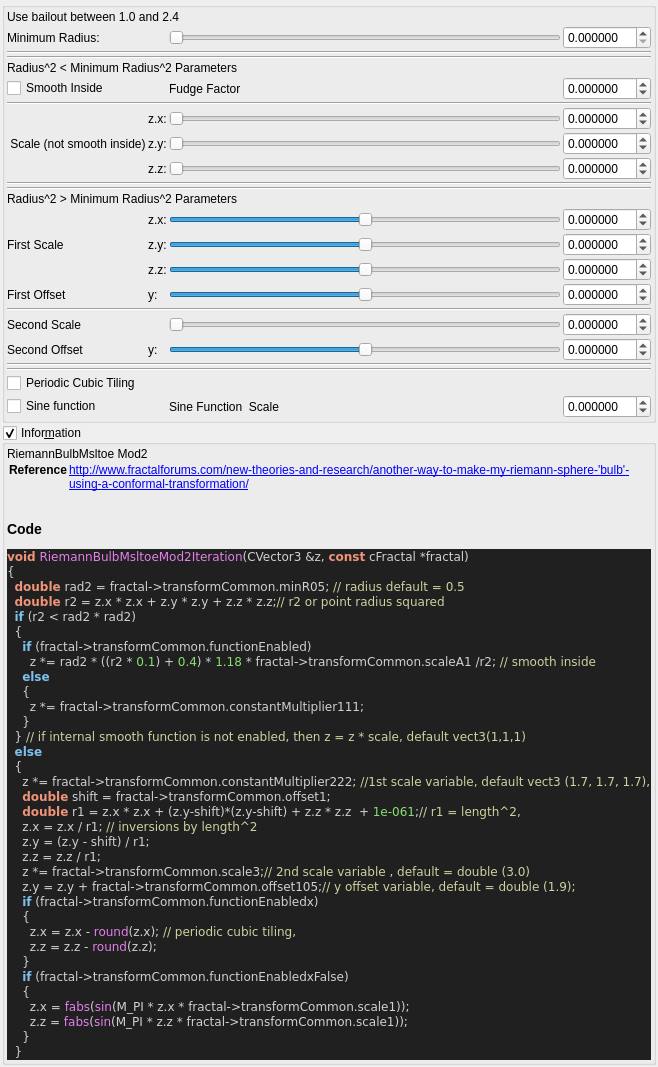
This is mandelbulber2/qt_data/fractal_riemann_bulb_msltoe_mod2.ui in buddhi1980/mandelbulber2 as Qt 5 draws it before an edit. The edited form follows.
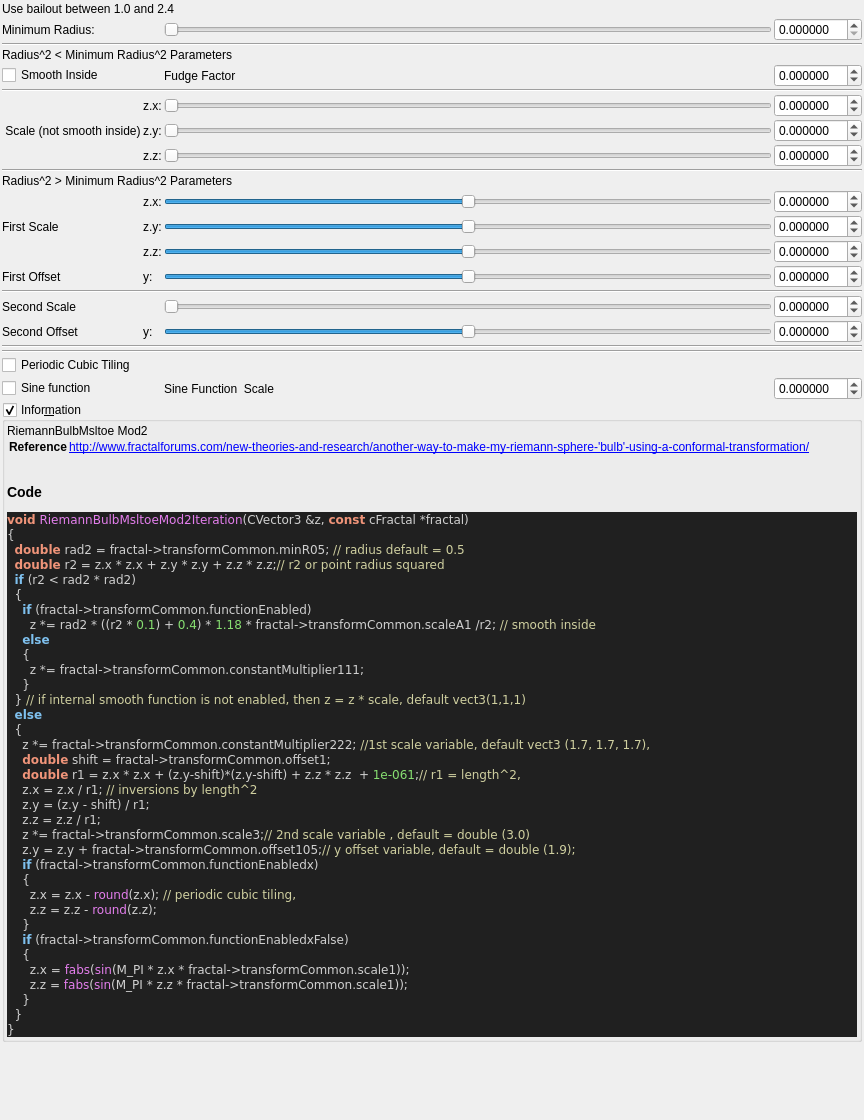
This is the edited form. Custom widgets are drawn as their Qt base class.

Commit message: cleaned up more UIs for fractal formulas

```diff
--- a/mandelbulber2/qt_data/fractal_riemann_bulb_msltoe_mod2.ui
+++ b/mandelbulber2/qt_data/fractal_riemann_bulb_msltoe_mod2.ui
@@ -6,8 +6,8 @@
    <rect>
     <x>0</x>
     <y>0</y>
-    <width>562</width>
-    <height>881</height>
+    <width>864</width>
+    <height>1120</height>
    </rect>
   </property>
   <property name="windowTitle">
@@ -30,33 +30,6 @@
     <number>2</number>
    </property>
    <item>
-    <widget class="QGroupBox" name="groupBox">
-     <property name="toolTip">
-      <string/>
-     </property>
-     <property name="title">
-      <string/>
-     </property>
-     <property name="checkable">
-      <bool>false</bool>
-     </property>
-     <layout class="QVBoxLayout" name="verticalLayout_29" stretch="0,0">
-      <property name="spacing">
-       <number>2</number>
-      </property>
-      <property name="leftMargin">
-       <number>2</number>
-      </property>
-      <property name="topMargin">
-       <number>2</number>
-      </property>
-      <property name="rightMargin">
-       <number>2</number>
-      </property>
-      <property name="bottomMargin">
-       <number>2</number>
-      </property>
-      <item>
        <widget class="QLabel" name="label_129">
         <property name="text">
          <string>Use bailout between 1.0 and 2.4</string>
@@ -68,7 +41,176 @@
         <property name="spacing">
          <number>2</number>
         </property>
-        <item row="25" column="4">
+     <item row="17" column="1" colspan="4">
+      <widget class="Line" name="line_57">
+       <property name="orientation">
+        <enum>Qt::Horizontal</enum>
+       </property>
+      </widget>
+     </item>
+     <item row="10" column="3">
+      <widget class="QSlider" name="slider3_transf_constant_multiplier_222_x">
+       <property name="sizePolicy">
+        <sizepolicy hsizetype="Expanding" vsizetype="Maximum">
+         <horstretch>0</horstretch>
+         <verstretch>0</verstretch>
+        </sizepolicy>
+       </property>
+       <property name="minimum">
+        <number>-10000000</number>
+       </property>
+       <property name="maximum">
+        <number>10000000</number>
+       </property>
+       <property name="value">
+        <number>0</number>
+       </property>
+       <property name="sliderPosition">
+        <number>0</number>
+       </property>
+       <property name="orientation">
+        <enum>Qt::Horizontal</enum>
+       </property>
+      </widget>
+     </item>
+     <item row="6" column="2">
+      <widget class="QLabel" name="label_124">
+       <property name="text">
+        <string>z.y:</string>
+       </property>
+      </widget>
+     </item>
+     <item row="5" column="3">
+      <widget class="QSlider" name="slider3_transf_constant_multiplier_111_x">
+       <property name="sizePolicy">
+        <sizepolicy hsizetype="Expanding" vsizetype="Maximum">
+         <horstretch>0</horstretch>
+         <verstretch>0</verstretch>
+        </sizepolicy>
+       </property>
+       <property name="minimum">
+        <number>0</number>
+       </property>
+       <property name="maximum">
+        <number>10000000</number>
+       </property>
+       <property name="value">
+        <number>0</number>
+       </property>
+       <property name="sliderPosition">
+        <number>0</number>
+       </property>
+       <property name="orientation">
+        <enum>Qt::Horizontal</enum>
+       </property>
+      </widget>
+     </item>
+     <item row="0" column="4">
+      <widget class="MyDoubleSpinBox" name="spinbox_transf_minimum_radius_05">
+       <property name="sizePolicy">
+        <sizepolicy hsizetype="Minimum" vsizetype="Maximum">
+         <horstretch>0</horstretch>
+         <verstretch>0</verstretch>
+        </sizepolicy>
+       </property>
+       <property name="prefix">
+        <string/>
+       </property>
+       <property name="suffix">
+        <string/>
+       </property>
+       <property name="decimals">
+        <number>6</number>
+       </property>
+       <property name="minimum">
+        <double>0.000000000000000</double>
+       </property>
+       <property name="maximum">
+        <double>10.000000000000000</double>
+       </property>
+       <property name="singleStep">
+        <double>0.100000000000000</double>
+       </property>
+      </widget>
+     </item>
+     <item row="20" column="3">
+      <widget class="QLabel" name="label_115">
+       <property name="text">
+        <string>Sine Function  Scale</string>
+       </property>
+      </widget>
+     </item>
+     <item row="19" column="1">
+      <widget class="QCheckBox" name="checkBox_transf_function_enabledx">
+       <property name="text">
+        <string>Periodic Cubic Tiling</string>
+       </property>
+      </widget>
+     </item>
+     <item row="11" column="4">
+      <widget class="MyDoubleSpinBox" name="spinbox3_transf_constant_multiplier_222_y">
+       <property name="sizePolicy">
+        <sizepolicy hsizetype="Minimum" vsizetype="Maximum">
+         <horstretch>0</horstretch>
+         <verstretch>0</verstretch>
+        </sizepolicy>
+       </property>
+       <property name="prefix">
+        <string/>
+       </property>
+       <property name="suffix">
+        <string/>
+       </property>
+       <property name="decimals">
+        <number>6</number>
+       </property>
+       <property name="minimum">
+        <double>-99.989999999999995</double>
+       </property>
+       <property name="maximum">
+        <double>99.989999999999995</double>
+       </property>
+       <property name="singleStep">
+        <double>0.100000000000000</double>
+       </property>
+      </widget>
+     </item>
+     <item row="12" column="2">
+      <widget class="QLabel" name="label_111">
+       <property name="text">
+        <string>z.z:</string>
+       </property>
+      </widget>
+     </item>
+     <item row="10" column="4">
+      <widget class="MyDoubleSpinBox" name="spinbox3_transf_constant_multiplier_222_x">
+       <property name="sizePolicy">
+        <sizepolicy hsizetype="Minimum" vsizetype="Maximum">
+         <horstretch>0</horstretch>
+         <verstretch>0</verstretch>
+        </sizepolicy>
+       </property>
+       <property name="prefix">
+        <string/>
+       </property>
+       <property name="suffix">
+        <string/>
+       </property>
+       <property name="decimals">
+        <number>6</number>
+       </property>
+       <property name="minimum">
+        <double>-99.989999999999995</double>
+       </property>
+       <property name="maximum">
+        <double>99.989999999999995</double>
+       </property>
+       <property name="singleStep">
+        <double>0.100000000000000</double>
+       </property>
+      </widget>
+     </item>
+     <item row="20" column="4">
          <widget class="MyDoubleSpinBox" name="spinbox_transf_scale_1">
           <property name="sizePolicy">
            <sizepolicy hsizetype="Minimum" vsizetype="Maximum">
@@ -96,36 +238,106 @@
           </property>
          </widget>
         </item>
-        <item row="23" column="1" colspan="4">
-         <widget class="Line" name="line_56">
-          <property name="orientation">
-           <enum>Qt::Horizontal</enum>
-          </property>
-         </widget>
-        </item>
         <item row="7" column="2">
-         <widget class="QLabel" name="label_112">
+      <widget class="QLabel" name="label_125">
           <property name="text">
-           <string>z.x:</string>
+        <string>z.z:</string>
           </property>
          </widget>
         </item>
-        <item row="21" column="2">
+     <item row="7" column="4">
+      <widget class="MyDoubleSpinBox" name="spinbox3_transf_constant_multiplier_111_z">
+       <property name="sizePolicy">
+        <sizepolicy hsizetype="Minimum" vsizetype="Maximum">
+         <horstretch>0</horstretch>
+         <verstretch>0</verstretch>
+        </sizepolicy>
+       </property>
+       <property name="prefix">
+        <string/>
+       </property>
+       <property name="suffix">
+        <string/>
+       </property>
+       <property name="decimals">
+        <number>6</number>
+       </property>
+       <property name="minimum">
+        <double>-99.989999999999995</double>
+       </property>
+       <property name="maximum">
+        <double>99.989999999999995</double>
+       </property>
+       <property name="singleStep">
+        <double>0.100000000000000</double>
+       </property>
+      </widget>
+     </item>
+     <item row="14" column="1" colspan="4">
+      <widget class="Line" name="line_53">
+       <property name="orientation">
+        <enum>Qt::Horizontal</enum>
+       </property>
+      </widget>
+     </item>
+     <item row="20" column="1">
+      <widget class="QCheckBox" name="checkBox_transf_function_enabledx_false">
+       <property name="text">
+        <string>Sine function</string>
+       </property>
+      </widget>
+     </item>
+     <item row="15" column="4">
+      <widget class="MyDoubleSpinBox" name="spinbox_transf_scale_3">
+       <property name="sizePolicy">
+        <sizepolicy hsizetype="Minimum" vsizetype="Maximum">
+         <horstretch>0</horstretch>
+         <verstretch>0</verstretch>
+        </sizepolicy>
+       </property>
+       <property name="prefix">
+        <string/>
+       </property>
+       <property name="suffix">
+        <string/>
+       </property>
+       <property name="decimals">
+        <number>6</number>
+       </property>
+       <property name="minimum">
+        <double>-99.989999999999995</double>
+       </property>
+       <property name="maximum">
+        <double>99.989999999999995</double>
+       </property>
+       <property name="singleStep">
+        <double>0.100000000000000</double>
+       </property>
+      </widget>
+     </item>
+     <item row="2" column="1" colspan="4">
+      <widget class="QLabel" name="label_127">
+       <property name="text">
+        <string>Radius^2 &lt; Minimum Radius^2 Parameters</string>
+       </property>
+      </widget>
+     </item>
+     <item row="16" column="2">
          <widget class="QLabel" name="label_114">
           <property name="text">
            <string>y:</string>
           </property>
          </widget>
         </item>
-        <item row="14" column="1">
-         <widget class="QLabel" name="label_108">
+     <item row="6" column="1">
+      <widget class="QLabel" name="label_126">
           <property name="text">
-           <string>First Scale</string>
+        <string> Scale (not smooth inside)</string>
           </property>
          </widget>
         </item>
-        <item row="13" column="4">
-         <widget class="MyDoubleSpinBox" name="spinbox3_transf_constant_multiplier_222_x">
+     <item row="16" column="4">
+      <widget class="MyDoubleSpinBox" name="spinbox_transf_offset_105">
           <property name="sizePolicy">
            <sizepolicy hsizetype="Minimum" vsizetype="Maximum">
             <horstretch>0</horstretch>
@@ -152,8 +364,8 @@
           </property>
          </widget>
         </item>
-        <item row="14" column="4">
-         <widget class="MyDoubleSpinBox" name="spinbox3_transf_constant_multiplier_222_y">
+     <item row="6" column="4">
+      <widget class="MyDoubleSpinBox" name="spinbox3_transf_constant_multiplier_111_y">
           <property name="sizePolicy">
            <sizepolicy hsizetype="Minimum" vsizetype="Maximum">
             <horstretch>0</horstretch>
@@ -180,22 +392,101 @@
           </property>
          </widget>
         </item>
-        <item row="14" column="2">
+     <item row="4" column="1" colspan="4">
+      <widget class="Line" name="line_59">
+       <property name="orientation">
+        <enum>Qt::Horizontal</enum>
+       </property>
+      </widget>
+     </item>
+     <item row="16" column="1">
+      <widget class="QLabel" name="label_257">
+       <property name="text">
+        <string>Second Offset</string>
+       </property>
+      </widget>
+     </item>
+     <item row="13" column="3">
+      <widget class="QSlider" name="slider_transf_offset_1">
+       <property name="sizePolicy">
+        <sizepolicy hsizetype="Expanding" vsizetype="Maximum">
+         <horstretch>0</horstretch>
+         <verstretch>0</verstretch>
+        </sizepolicy>
+       </property>
+       <property name="minimum">
+        <number>-5000000</number>
+       </property>
+       <property name="maximum">
+        <number>5000000</number>
+       </property>
+       <property name="singleStep">
+        <number>1</number>
+       </property>
+       <property name="orientation">
+        <enum>Qt::Horizontal</enum>
+       </property>
+      </widget>
+     </item>
+     <item row="12" column="3">
+      <widget class="QSlider" name="slider3_transf_constant_multiplier_222_z">
+       <property name="sizePolicy">
+        <sizepolicy hsizetype="Expanding" vsizetype="Maximum">
+         <horstretch>0</horstretch>
+         <verstretch>0</verstretch>
+        </sizepolicy>
+       </property>
+       <property name="minimum">
+        <number>-10000000</number>
+       </property>
+       <property name="maximum">
+        <number>10000000</number>
+       </property>
+       <property name="value">
+        <number>0</number>
+       </property>
+       <property name="sliderPosition">
+        <number>0</number>
+       </property>
+       <property name="orientation">
+        <enum>Qt::Horizontal</enum>
+       </property>
+      </widget>
+     </item>
+     <item row="11" column="3">
+      <widget class="QSlider" name="slider3_transf_constant_multiplier_222_y">
+       <property name="sizePolicy">
+        <sizepolicy hsizetype="Expanding" vsizetype="Maximum">
+         <horstretch>0</horstretch>
+         <verstretch>0</verstretch>
+        </sizepolicy>
+       </property>
+       <property name="minimum">
+        <number>-10000000</number>
+       </property>
+       <property name="maximum">
+        <number>10000000</number>
+       </property>
+       <property name="value">
+        <number>0</number>
+       </property>
+       <property name="sliderPosition">
+        <number>0</number>
+       </property>
+       <property name="orientation">
+        <enum>Qt::Horizontal</enum>
+       </property>
+      </widget>
+     </item>
+     <item row="11" column="2">
          <widget class="QLabel" name="label_110">
           <property name="text">
            <string>z.y:</string>
           </property>
          </widget>
         </item>
-        <item row="15" column="2">
-         <widget class="QLabel" name="label_111">
-          <property name="text">
-           <string>z.z:</string>
-          </property>
-         </widget>
-        </item>
         <item row="15" column="3">
-         <widget class="QSlider" name="slider3_transf_constant_multiplier_222_z">
+      <widget class="QSlider" name="slider_transf_scale_3">
           <property name="sizePolicy">
            <sizepolicy hsizetype="Expanding" vsizetype="Maximum">
             <horstretch>0</horstretch>
@@ -203,30 +494,41 @@
            </sizepolicy>
           </property>
           <property name="minimum">
-           <number>-10000000</number>
+        <number>0</number>
           </property>
           <property name="maximum">
            <number>10000000</number>
           </property>
-          <property name="value">
-           <number>0</number>
-          </property>
-          <property name="sliderPosition">
-           <number>0</number>
-          </property>
+       <property name="singleStep">
+        <number>1</number>
+       </property>
+       <property name="orientation">
+        <enum>Qt::Horizontal</enum>
+       </property>
+      </widget>
+     </item>
+     <item row="5" column="2">
+      <widget class="QLabel" name="label_112">
+       <property name="text">
+        <string>z.x:</string>
+       </property>
+      </widget>
+     </item>
+     <item row="18" column="1" colspan="4">
+      <widget class="Line" name="line_56">
           <property name="orientation">
            <enum>Qt::Horizontal</enum>
           </property>
          </widget>
         </item>
-        <item row="19" column="1">
+     <item row="15" column="1">
          <widget class="QLabel" name="label_256">
           <property name="text">
            <string>Second Scale</string>
           </property>
          </widget>
         </item>
-        <item row="15" column="4">
+     <item row="12" column="4">
          <widget class="MyDoubleSpinBox" name="spinbox3_transf_constant_multiplier_222_z">
           <property name="sizePolicy">
            <sizepolicy hsizetype="Minimum" vsizetype="Maximum">
@@ -254,218 +556,99 @@
           </property>
          </widget>
         </item>
-        <item row="13" column="2">
+     <item row="10" column="2">
          <widget class="QLabel" name="label_109">
           <property name="text">
            <string>z.x:</string>
           </property>
          </widget>
         </item>
-        <item row="11" column="1" colspan="4">
-         <widget class="Line" name="line_55">
-          <property name="orientation">
-           <enum>Qt::Horizontal</enum>
-          </property>
-         </widget>
-        </item>
-        <item row="0" column="3">
-         <widget class="QSlider" name="slider_transf_minimum_radius_05">
-          <property name="sizePolicy">
-           <sizepolicy hsizetype="Preferred" vsizetype="Preferred">
-            <horstretch>0</horstretch>
-            <verstretch>0</verstretch>
-           </sizepolicy>
-          </property>
-          <property name="minimum">
-           <number>0</number>
-          </property>
-          <property name="maximum">
-           <number>500000</number>
-          </property>
-          <property name="singleStep">
-           <number>1</number>
-          </property>
-          <property name="orientation">
-           <enum>Qt::Horizontal</enum>
-          </property>
-         </widget>
-        </item>
-        <item row="19" column="3">
-         <widget class="QSlider" name="slider_transf_scale_3">
-          <property name="sizePolicy">
-           <sizepolicy hsizetype="Expanding" vsizetype="Maximum">
-            <horstretch>0</horstretch>
-            <verstretch>0</verstretch>
-           </sizepolicy>
-          </property>
-          <property name="minimum">
-           <number>0</number>
-          </property>
-          <property name="maximum">
-           <number>10000000</number>
-          </property>
-          <property name="singleStep">
-           <number>1</number>
-          </property>
-          <property name="orientation">
-           <enum>Qt::Horizontal</enum>
-          </property>
-         </widget>
-        </item>
-        <item row="14" column="3">
-         <widget class="QSlider" name="slider3_transf_constant_multiplier_222_y">
-          <property name="sizePolicy">
-           <sizepolicy hsizetype="Expanding" vsizetype="Maximum">
-            <horstretch>0</horstretch>
-            <verstretch>0</verstretch>
-           </sizepolicy>
-          </property>
-          <property name="minimum">
-           <number>-10000000</number>
-          </property>
-          <property name="maximum">
-           <number>10000000</number>
-          </property>
-          <property name="value">
-           <number>0</number>
-          </property>
-          <property name="sliderPosition">
-           <number>0</number>
-          </property>
-          <property name="orientation">
-           <enum>Qt::Horizontal</enum>
-          </property>
-         </widget>
-        </item>
-        <item row="0" column="1">
-         <widget class="QLabel" name="label_253">
-          <property name="text">
-           <string>Minimum Radius:</string>
-          </property>
-         </widget>
-        </item>
-        <item row="4" column="1">
-         <widget class="QCheckBox" name="checkBox_transf_function_enabled">
-          <property name="text">
-           <string>Smooth Inside</string>
-          </property>
-         </widget>
-        </item>
-        <item row="1" column="1" colspan="4">
-         <widget class="Line" name="line_54">
-          <property name="orientation">
-           <enum>Qt::Horizontal</enum>
-          </property>
-         </widget>
-        </item>
-        <item row="0" column="4">
-         <widget class="MyDoubleSpinBox" name="spinbox_transf_minimum_radius_05">
-          <property name="sizePolicy">
-           <sizepolicy hsizetype="Minimum" vsizetype="Maximum">
-            <horstretch>0</horstretch>
-            <verstretch>0</verstretch>
-           </sizepolicy>
-          </property>
-          <property name="prefix">
-           <string/>
-          </property>
-          <property name="suffix">
-           <string/>
-          </property>
-          <property name="decimals">
-           <number>6</number>
-          </property>
-          <property name="minimum">
-           <double>0.000000000000000</double>
-          </property>
-          <property name="maximum">
-           <double>10.000000000000000</double>
-          </property>
-          <property name="singleStep">
-           <double>0.100000000000000</double>
-          </property>
-         </widget>
-        </item>
-        <item row="21" column="1">
-         <widget class="QLabel" name="label_257">
-          <property name="text">
-           <string>Second Offset</string>
-          </property>
-         </widget>
-        </item>
-        <item row="19" column="4">
-         <widget class="MyDoubleSpinBox" name="spinbox_transf_scale_3">
-          <property name="sizePolicy">
-           <sizepolicy hsizetype="Minimum" vsizetype="Maximum">
-            <horstretch>0</horstretch>
-            <verstretch>0</verstretch>
-           </sizepolicy>
-          </property>
-          <property name="prefix">
-           <string/>
-          </property>
-          <property name="suffix">
-           <string/>
-          </property>
-          <property name="decimals">
-           <number>6</number>
-          </property>
-          <property name="minimum">
-           <double>-99.989999999999995</double>
-          </property>
-          <property name="maximum">
-           <double>99.989999999999995</double>
-          </property>
-          <property name="singleStep">
-           <double>0.100000000000000</double>
-          </property>
-         </widget>
-        </item>
-        <item row="16" column="3">
-         <widget class="QSlider" name="slider_transf_offset_1">
-          <property name="sizePolicy">
-           <sizepolicy hsizetype="Expanding" vsizetype="Maximum">
-            <horstretch>0</horstretch>
-            <verstretch>0</verstretch>
-           </sizepolicy>
-          </property>
-          <property name="minimum">
-           <number>-5000000</number>
-          </property>
-          <property name="maximum">
-           <number>5000000</number>
-          </property>
-          <property name="singleStep">
-           <number>1</number>
-          </property>
-          <property name="orientation">
-           <enum>Qt::Horizontal</enum>
-          </property>
-         </widget>
-        </item>
-        <item row="10" column="1" colspan="4">
+     <item row="8" column="1" colspan="4">
          <widget class="Line" name="line_60">
           <property name="orientation">
            <enum>Qt::Horizontal</enum>
           </property>
          </widget>
         </item>
-        <item row="3" column="1" colspan="4">
-         <widget class="QLabel" name="label_127">
+     <item row="13" column="2">
+      <widget class="QLabel" name="label_113">
           <property name="text">
-           <string>Radius^2 &lt; Minimum Radius^2 Parameters</string>
+        <string>y:</string>
           </property>
          </widget>
         </item>
-        <item row="16" column="1">
+     <item row="13" column="4">
+      <widget class="MyDoubleSpinBox" name="spinbox_transf_offset_1">
+       <property name="sizePolicy">
+        <sizepolicy hsizetype="Minimum" vsizetype="Maximum">
+         <horstretch>0</horstretch>
+         <verstretch>0</verstretch>
+        </sizepolicy>
+       </property>
+       <property name="prefix">
+        <string/>
+       </property>
+       <property name="suffix">
+        <string/>
+       </property>
+       <property name="decimals">
+        <number>6</number>
+       </property>
+       <property name="minimum">
+        <double>-99.989999999999995</double>
+       </property>
+       <property name="maximum">
+        <double>99.989999999999995</double>
+       </property>
+       <property name="singleStep">
+        <double>0.100000000000000</double>
+       </property>
+      </widget>
+     </item>
+     <item row="3" column="3">
+      <widget class="QLabel" name="label_123">
+       <property name="text">
+        <string>Fudge Factor</string>
+       </property>
+      </widget>
+     </item>
+     <item row="5" column="4">
+      <widget class="MyDoubleSpinBox" name="spinbox3_transf_constant_multiplier_111_x">
+       <property name="sizePolicy">
+        <sizepolicy hsizetype="Minimum" vsizetype="Maximum">
+         <horstretch>0</horstretch>
+         <verstretch>0</verstretch>
+        </sizepolicy>
+       </property>
+       <property name="prefix">
+        <string/>
+       </property>
+       <property name="suffix">
+        <string/>
+       </property>
+       <property name="decimals">
+        <number>6</number>
+       </property>
+       <property name="minimum">
+        <double>-99.989999999999995</double>
+       </property>
+       <property name="maximum">
+        <double>99.989999999999995</double>
+       </property>
+       <property name="singleStep">
+        <double>0.100000000000000</double>
+       </property>
+      </widget>
+     </item>
+     <item row="13" column="1">
          <widget class="QLabel" name="label_259">
           <property name="text">
            <string>First Offset</string>
           </property>
          </widget>
         </item>
-        <item row="13" column="3">
-         <widget class="QSlider" name="slider3_transf_constant_multiplier_222_x">
+     <item row="16" column="3">
+      <widget class="QSlider" name="slider_transf_offset_105">
           <property name="sizePolicy">
            <sizepolicy hsizetype="Expanding" vsizetype="Maximum">
             <horstretch>0</horstretch>
@@ -473,243 +656,35 @@
            </sizepolicy>
           </property>
           <property name="minimum">
-           <number>-10000000</number>
+        <number>-5000000</number>
           </property>
           <property name="maximum">
-           <number>10000000</number>
-          </property>
-          <property name="value">
-           <number>0</number>
-          </property>
-          <property name="sliderPosition">
-           <number>0</number>
-          </property>
-          <property name="orientation">
-           <enum>Qt::Horizontal</enum>
-          </property>
-         </widget>
-        </item>
-        <item row="16" column="4">
-         <widget class="MyDoubleSpinBox" name="spinbox_transf_offset_1">
-          <property name="sizePolicy">
-           <sizepolicy hsizetype="Minimum" vsizetype="Maximum">
-            <horstretch>0</horstretch>
-            <verstretch>0</verstretch>
-           </sizepolicy>
-          </property>
-          <property name="prefix">
-           <string/>
-          </property>
-          <property name="suffix">
-           <string/>
-          </property>
-          <property name="decimals">
-           <number>6</number>
-          </property>
-          <property name="minimum">
-           <double>-99.989999999999995</double>
-          </property>
-          <property name="maximum">
-           <double>99.989999999999995</double>
+        <number>5000000</number>
           </property>
           <property name="singleStep">
-           <double>0.100000000000000</double>
+        <number>1</number>
+       </property>
+       <property name="orientation">
+        <enum>Qt::Horizontal</enum>
           </property>
          </widget>
         </item>
-        <item row="16" column="2">
-         <widget class="QLabel" name="label_113">
+     <item row="11" column="1">
+      <widget class="QLabel" name="label_108">
           <property name="text">
-           <string>y:</string>
+        <string>First Scale</string>
           </property>
          </widget>
         </item>
-        <item row="2" column="1" colspan="4">
-         <widget class="Line" name="line_61">
-          <property name="orientation">
-           <enum>Qt::Horizontal</enum>
-          </property>
-         </widget>
-        </item>
-        <item row="6" column="1" colspan="4">
-         <widget class="Line" name="line_59">
-          <property name="orientation">
-           <enum>Qt::Horizontal</enum>
-          </property>
-         </widget>
-        </item>
-        <item row="12" column="1" colspan="4">
+     <item row="9" column="1" colspan="4">
          <widget class="QLabel" name="label_128">
           <property name="text">
            <string>Radius^2 &gt; Minimum Radius^2 Parameters</string>
           </property>
          </widget>
         </item>
-        <item row="9" column="3">
-         <widget class="QSlider" name="slider3_transf_constant_multiplier_111_z">
-          <property name="sizePolicy">
-           <sizepolicy hsizetype="Expanding" vsizetype="Maximum">
-            <horstretch>0</horstretch>
-            <verstretch>0</verstretch>
-           </sizepolicy>
-          </property>
-          <property name="minimum">
-           <number>0</number>
-          </property>
-          <property name="maximum">
-           <number>10000000</number>
-          </property>
-          <property name="value">
-           <number>0</number>
-          </property>
-          <property name="sliderPosition">
-           <number>0</number>
-          </property>
-          <property name="orientation">
-           <enum>Qt::Horizontal</enum>
-          </property>
-         </widget>
-        </item>
-        <item row="8" column="3">
-         <widget class="QSlider" name="slider3_transf_constant_multiplier_111_y">
-          <property name="sizePolicy">
-           <sizepolicy hsizetype="Expanding" vsizetype="Maximum">
-            <horstretch>0</horstretch>
-            <verstretch>0</verstretch>
-           </sizepolicy>
-          </property>
-          <property name="minimum">
-           <number>0</number>
-          </property>
-          <property name="maximum">
-           <number>10000000</number>
-          </property>
-          <property name="value">
-           <number>0</number>
-          </property>
-          <property name="sliderPosition">
-           <number>0</number>
-          </property>
-          <property name="orientation">
-           <enum>Qt::Horizontal</enum>
-          </property>
-         </widget>
-        </item>
-        <item row="21" column="3">
-         <widget class="QSlider" name="slider_transf_offset_105">
-          <property name="sizePolicy">
-           <sizepolicy hsizetype="Expanding" vsizetype="Maximum">
-            <horstretch>0</horstretch>
-            <verstretch>0</verstretch>
-           </sizepolicy>
-          </property>
-          <property name="minimum">
-           <number>-5000000</number>
-          </property>
-          <property name="maximum">
-           <number>5000000</number>
-          </property>
-          <property name="singleStep">
-           <number>1</number>
-          </property>
-          <property name="orientation">
-           <enum>Qt::Horizontal</enum>
-          </property>
-         </widget>
-        </item>
-        <item row="21" column="4">
-         <widget class="MyDoubleSpinBox" name="spinbox_transf_offset_105">
-          <property name="sizePolicy">
-           <sizepolicy hsizetype="Minimum" vsizetype="Maximum">
-            <horstretch>0</horstretch>
-            <verstretch>0</verstretch>
-           </sizepolicy>
-          </property>
-          <property name="prefix">
-           <string/>
-          </property>
-          <property name="suffix">
-           <string/>
-          </property>
-          <property name="decimals">
-           <number>6</number>
-          </property>
-          <property name="minimum">
-           <double>-99.989999999999995</double>
-          </property>
-          <property name="maximum">
-           <double>99.989999999999995</double>
-          </property>
-          <property name="singleStep">
-           <double>0.100000000000000</double>
-          </property>
-         </widget>
-        </item>
-        <item row="8" column="4">
-         <widget class="MyDoubleSpinBox" name="spinbox3_transf_constant_multiplier_111_y">
-          <property name="sizePolicy">
-           <sizepolicy hsizetype="Minimum" vsizetype="Maximum">
-            <horstretch>0</horstretch>
-            <verstretch>0</verstretch>
-           </sizepolicy>
-          </property>
-          <property name="prefix">
-           <string/>
-          </property>
-          <property name="suffix">
-           <string/>
-          </property>
-          <property name="decimals">
-           <number>6</number>
-          </property>
-          <property name="minimum">
-           <double>-99.989999999999995</double>
-          </property>
-          <property name="maximum">
-           <double>99.989999999999995</double>
-          </property>
-          <property name="singleStep">
-           <double>0.100000000000000</double>
-          </property>
-         </widget>
-        </item>
-        <item row="8" column="1">
-         <widget class="QLabel" name="label_126">
-          <property name="text">
-           <string> Scale (not smooth inside)</string>
-          </property>
-         </widget>
-        </item>
-        <item row="9" column="4">
-         <widget class="MyDoubleSpinBox" name="spinbox3_transf_constant_multiplier_111_z">
-          <property name="sizePolicy">
-           <sizepolicy hsizetype="Minimum" vsizetype="Maximum">
-            <horstretch>0</horstretch>
-            <verstretch>0</verstretch>
-           </sizepolicy>
-          </property>
-          <property name="prefix">
-           <string/>
-          </property>
-          <property name="suffix">
-           <string/>
-          </property>
-          <property name="decimals">
-           <number>6</number>
-          </property>
-          <property name="minimum">
-           <double>-99.989999999999995</double>
-          </property>
-          <property name="maximum">
-           <double>99.989999999999995</double>
-          </property>
-          <property name="singleStep">
-           <double>0.100000000000000</double>
-          </property>
-         </widget>
-        </item>
         <item row="7" column="3">
-         <widget class="QSlider" name="slider3_transf_constant_multiplier_111_x">
+      <widget class="QSlider" name="slider3_transf_constant_multiplier_111_z">
           <property name="sizePolicy">
            <sizepolicy hsizetype="Expanding" vsizetype="Maximum">
             <horstretch>0</horstretch>
@@ -733,49 +708,21 @@
           </property>
          </widget>
         </item>
-        <item row="9" column="2">
-         <widget class="QLabel" name="label_125">
-          <property name="text">
-           <string>z.z:</string>
+     <item row="1" column="1" colspan="4">
+      <widget class="Line" name="line_54">
+       <property name="orientation">
+        <enum>Qt::Horizontal</enum>
           </property>
          </widget>
         </item>
-        <item row="8" column="2">
-         <widget class="QLabel" name="label_124">
+     <item row="0" column="1">
+      <widget class="QLabel" name="label_253">
           <property name="text">
-           <string>z.y:</string>
+        <string>Minimum Radius:</string>
           </property>
          </widget>
         </item>
-        <item row="7" column="4">
-         <widget class="MyDoubleSpinBox" name="spinbox3_transf_constant_multiplier_111_x">
-          <property name="sizePolicy">
-           <sizepolicy hsizetype="Minimum" vsizetype="Maximum">
-            <horstretch>0</horstretch>
-            <verstretch>0</verstretch>
-           </sizepolicy>
-          </property>
-          <property name="prefix">
-           <string/>
-          </property>
-          <property name="suffix">
-           <string/>
-          </property>
-          <property name="decimals">
-           <number>6</number>
-          </property>
-          <property name="minimum">
-           <double>-99.989999999999995</double>
-          </property>
-          <property name="maximum">
-           <double>99.989999999999995</double>
-          </property>
-          <property name="singleStep">
-           <double>0.100000000000000</double>
-          </property>
-         </widget>
-        </item>
-        <item row="4" column="4">
+     <item row="3" column="4">
          <widget class="MyDoubleSpinBox" name="spinbox_transf_scaleA_1">
           <property name="sizePolicy">
            <sizepolicy hsizetype="Minimum" vsizetype="Maximum">
@@ -803,52 +750,61 @@
           </property>
          </widget>
         </item>
-        <item row="4" column="3">
-         <widget class="QLabel" name="label_123">
-          <property name="text">
-           <string>Fudge Factor</string>
-          </property>
-         </widget>
-        </item>
-        <item row="22" column="1" colspan="4">
-         <widget class="Line" name="line_57">
+     <item row="0" column="3">
+      <widget class="QSlider" name="slider_transf_minimum_radius_05">
+       <property name="sizePolicy">
+        <sizepolicy hsizetype="Preferred" vsizetype="Preferred">
+         <horstretch>0</horstretch>
+         <verstretch>0</verstretch>
+        </sizepolicy>
+       </property>
+       <property name="minimum">
+        <number>0</number>
+       </property>
+       <property name="maximum">
+        <number>500000</number>
+       </property>
+       <property name="singleStep">
+        <number>1</number>
+       </property>
           <property name="orientation">
            <enum>Qt::Horizontal</enum>
           </property>
          </widget>
         </item>
-        <item row="25" column="1">
-         <widget class="QCheckBox" name="checkBox_transf_function_enabledx_false">
-          <property name="text">
-           <string>Sine function</string>
-          </property>
-         </widget>
-        </item>
-        <item row="17" column="1" colspan="4">
-         <widget class="Line" name="line_53">
+     <item row="6" column="3">
+      <widget class="QSlider" name="slider3_transf_constant_multiplier_111_y">
+       <property name="sizePolicy">
+        <sizepolicy hsizetype="Expanding" vsizetype="Maximum">
+         <horstretch>0</horstretch>
+         <verstretch>0</verstretch>
+        </sizepolicy>
+       </property>
+       <property name="minimum">
+        <number>0</number>
+       </property>
+       <property name="maximum">
+        <number>10000000</number>
+       </property>
+       <property name="value">
+        <number>0</number>
+       </property>
+       <property name="sliderPosition">
+        <number>0</number>
+       </property>
           <property name="orientation">
            <enum>Qt::Horizontal</enum>
           </property>
          </widget>
         </item>
-        <item row="24" column="1">
-         <widget class="QCheckBox" name="checkBox_transf_function_enabledx">
+     <item row="3" column="1">
+      <widget class="QCheckBox" name="checkBox_transf_function_enabled">
           <property name="text">
-           <string>Periodic Cubic Tiling</string>
+        <string>Smooth Inside</string>
           </property>
          </widget>
         </item>
-        <item row="25" column="3">
-         <widget class="QLabel" name="label_115">
-          <property name="text">
-           <string>Sine Function  Scale</string>
-          </property>
-         </widget>
-        </item>
-       </layout>
-      </item>
-     </layout>
-    </widget>
+    </layout>
    </item>
    <item>
     <widget class="MyGroupBox" name="groupCheck_info">
```
Lines whose indentation alone changed are shown as unchanged. The commit also changes 11 other files.
